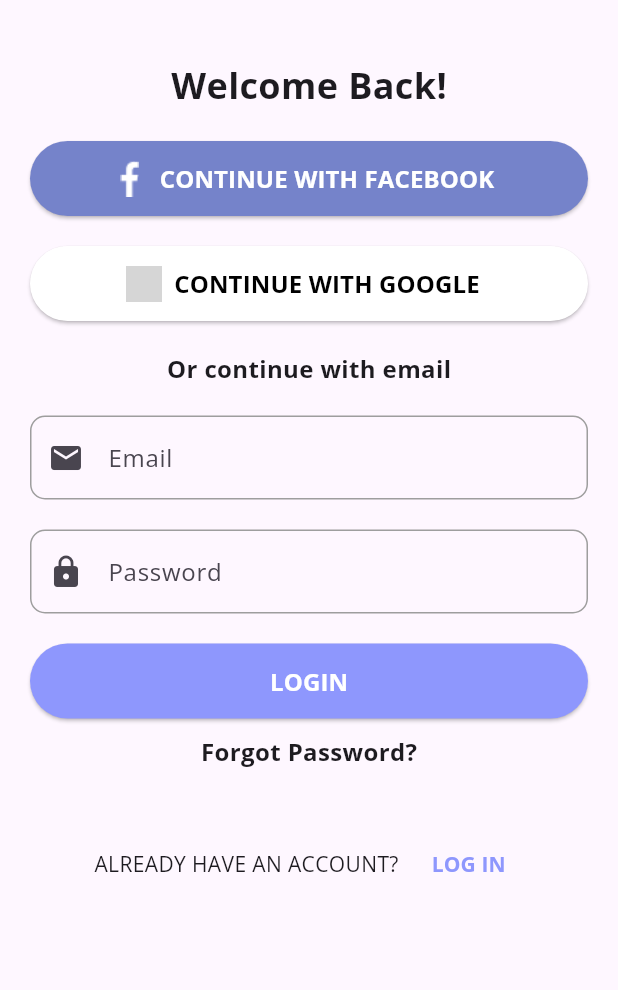
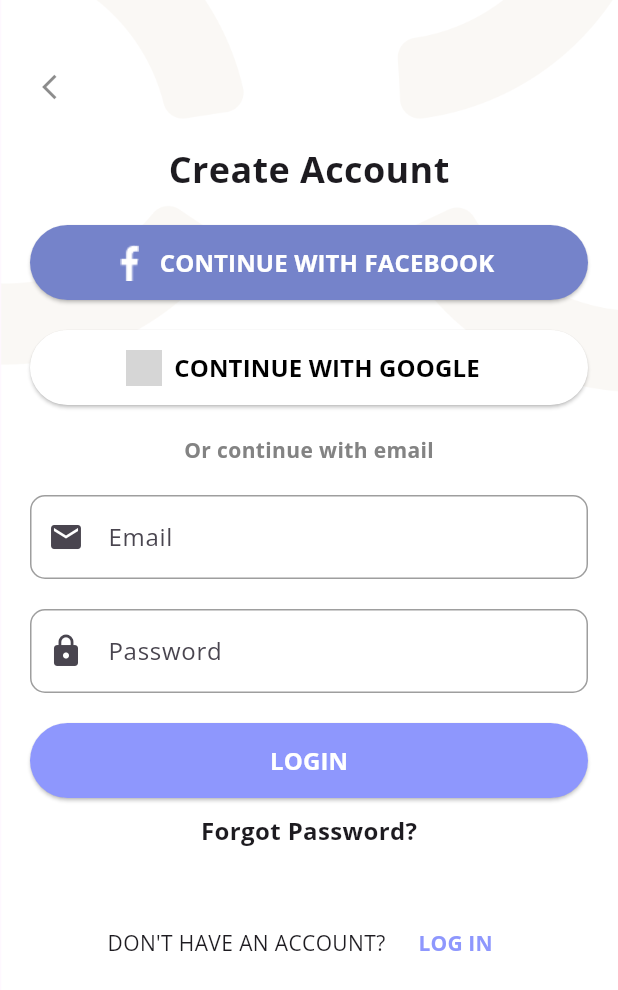
Before and after one commit to LaRoma1/Meditation-app-UI-Community-, a Flutter app: the SignUpScreen screen opened by its route, on a phone screen of 412 x 824 dp. Shown: the top 990 px of the screen. Run offline on Flutter 3.47's test engine with Material 3 defaults, Android fonts, the light colour scheme and no system bars; our stand-ins replace get; grey boxes are pictures that could not be loaded.

Commit message:
Mise à jour de l'écran d'inscription avec un nouveau design et des améliorations
- Modification de l'image de connexion dans ImageConstants
- Ajout d'un arrière-plan d'image pour l'écran d'inscription
- Mise à jour du style et de la mise en page de l'écran
- Modification de la couleur grise dans AppColors
- Suppression de l'ancienne image de connexion

```diff
--- a/lib/core/constants/image_constants.dart
+++ b/lib/core/constants/image_constants.dart
@@ -6,7 +6,7 @@
 
   // images
   static const String welcome = 'assets/images/welcome.png';
-  static const String signIn = 'assets/images/signIn.png';
+  static const String signIn = 'assets/images/sign.png';
   static const String soleil = 'assets/images/soleil.png';
   static const String group = 'assets/images/Group.png';
 
--- a/lib/core/utils/colors.dart
+++ b/lib/core/utils/colors.dart
@@ -4,7 +4,7 @@
   static const Color violet = Color(0xFF8E97FD);
   static const Color secondary = Color(0xFF000000);
   static const Color violetDark = Color(0xFF7583CA);
-  static const Color grey = Color.fromARGB(117, 131, 202, 235);
+  static const Color grey = Color.fromARGB(255, 131, 131, 131);
   static const Color background = Color.fromRGBO(240, 252, 246, 1);
   static const Color rouge = Color(0xFFFF0000);
 
--- a/lib/presentation/auth/sign_up_sign_in/sign_up/sign_up_screen.dart
+++ b/lib/presentation/auth/sign_up_sign_in/sign_up/sign_up_screen.dart
@@ -17,31 +17,58 @@
 class _SignUpScreenState extends State<SignUpScreen> {
   @override
   Widget build(BuildContext context) {
-    return SafeArea(
-      child: Scaffold(
-        body: Padding(
+    return Scaffold(
+      body: Container(
+        width: double.infinity,
+        height: double.infinity,
+        decoration: const BoxDecoration(
+          image: DecorationImage(
+            image: AssetImage(ImageConstants.signIn),
+            fit: BoxFit.cover,
+          ),
+        ),
+        child: SafeArea(
+          child: Padding(
             padding: const EdgeInsets.all(20.0),
+            child: SingleChildScrollView(
               child: Column(
                 crossAxisAlignment: CrossAxisAlignment.center,
                 children: [
                   SizedBox(height: 20),
-              // Container(
-              //   width: 10,
-              //   height: 10,
-              //   decoration: BoxDecoration(
-              //     color: Colors.white,
-              //     borderRadius: BorderRadius.circular(50),
-              //     shape: BoxShape.circle,
-              //   ),
-              //   child: Icon(Icons.arrow_back_ios, color: Colors.black45, size: 50,),
-              // ),
-            CustomText(text: 'Welcome Back!', fontSize: 24, fontWeight: FontWeight.bold),
+                  GestureDetector(
+                    onTap: () => Get.back(),
+                    child: Align(
+                      alignment: Alignment.centerLeft,
+                      child: Container(
+                        padding: EdgeInsets.all(8),
+                        decoration: BoxDecoration(
+                          color: Colors.white,
+                          shape: BoxShape.circle,
+                        ),
+                        child: Icon(
+                          Icons.arrow_back_ios,
+                          color: Colors.black45,
+                          size: 20,
+                        ),
+                      ),
+                    ),
+                  ),
+                  SizedBox(height: 20),
+                  CustomText(
+                    text: 'Create Account',
+                    fontSize: 24,
+                    fontWeight: FontWeight.bold,
+                  ),
                   SizedBox(height: 20),
                   SizedBox(
                     width: double.infinity,
                     height: 50,
                     child: ElevatedButton.icon(
-                 icon: Image.asset(ImageConstants.facebook, width: 24, height: 24),
+                      icon: Image.asset(
+                        ImageConstants.facebook,
+                        width: 24,
+                        height: 24,
+                      ),
                       label: Text(
                         'CONTINUE WITH FACEBOOK',
                         style: TextStyle(
@@ -65,7 +92,11 @@
                     width: double.infinity,
                     height: 50,
                     child: ElevatedButton.icon(
-                 icon: Image.asset(ImageConstants.google, width: 24, height: 24),
+                      icon: Image.asset(
+                        ImageConstants.google,
+                        width: 24,
+                        height: 24,
+                      ),
                       label: Text(
                         'CONTINUE WITH GOOGLE',
                         style: TextStyle(
@@ -85,12 +116,14 @@
                     ),
                   ),
                   SizedBox(height: 20),
-             CustomText(text: 'Or continue with email', fontSize: 16, fontWeight: FontWeight.bold),
+                  CustomText(
+                    text: 'Or continue with email',
+                    fontSize: 14,
+                    fontWeight: FontWeight.bold,
+                    color: AppColors.grey,
+                  ),
                   SizedBox(height: 20),
-            CustomTextField(
-              hint: 'Email',
-              prefixIcon: Icon(Icons.email),
-            ),
+                  CustomTextField(hint: 'Email', prefixIcon: Icon(Icons.email)),
                   SizedBox(height: 20),
                   CustomTextField(
                     hint: 'Password',
@@ -103,21 +136,27 @@
                     onPressed: () {},
                   ),
                   SizedBox(height: 10),
-            CustomText(text: 'Forgot Password?', fontSize: 16, fontWeight: FontWeight.bold),
+                  CustomText(
+                    text: 'Forgot Password?',
+                    fontSize: 16,
+                    fontWeight: FontWeight.bold,
+                  ),
                   SizedBox(height: 40),
                   Row(
                     mainAxisAlignment: MainAxisAlignment.center,
                     children: [
                       CustomText(
-                    text: 'ALREADY HAVE AN ACCOUNT?',
+                        text: "DON'T HAVE AN ACCOUNT?",
                         fontSize: 14,
                         textAlign: TextAlign.center,
                       ),
                       SizedBox(width: 10),
-                  TextButton(onPressed: () {
+                      TextButton(
+                        onPressed: () {
                           Get.offNamed(AppRoutes.signInScreen);
                         },
-                  child: CustomText(text: 'LOG IN',
+                        child: CustomText(
+                          text: 'LOG IN',
                           fontSize: 14,
                           fontWeight: FontWeight.bold,
                           color: AppColors.violet,
@@ -125,10 +164,9 @@
                       ),
                     ],
                   ),
-
-
-
                 ],
+              ),
+            ),
           ),
         ),
       ),
```
Also changed, not shown: assets/images/sign.png (renamed from assets/images/sign in.png). Lines whose indentation alone changed are shown as unchanged.
